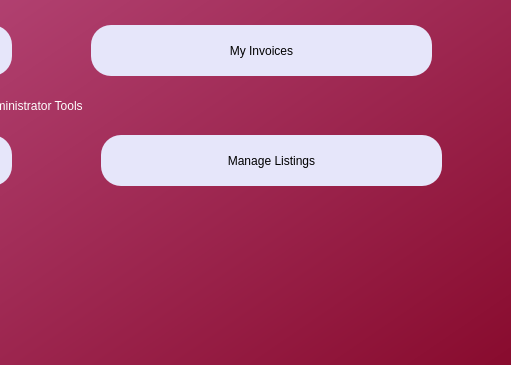
First picture: the form in adminmenu.ui, repository AnshulS853/Coursework_Prototype, before the edit; both pictures show x 439 to 950 and y 435 to 800 of the 950 by 800 pixel window.
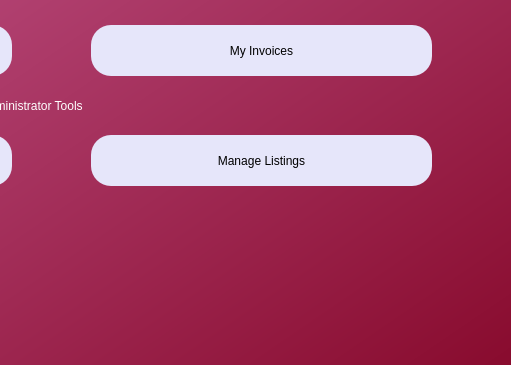
Second picture: the form after the edit.

Diff of the .ui file:
```diff
--- a/adminmenu.ui
+++ b/adminmenu.ui
@@ -59,7 +59,7 @@
    <widget class="QPushButton" name="managelistings">
     <property name="geometry">
      <rect>
-      <x>540</x>
+      <x>530</x>
       <y>570</y>
       <width>341</width>
       <height>51</height>
```
